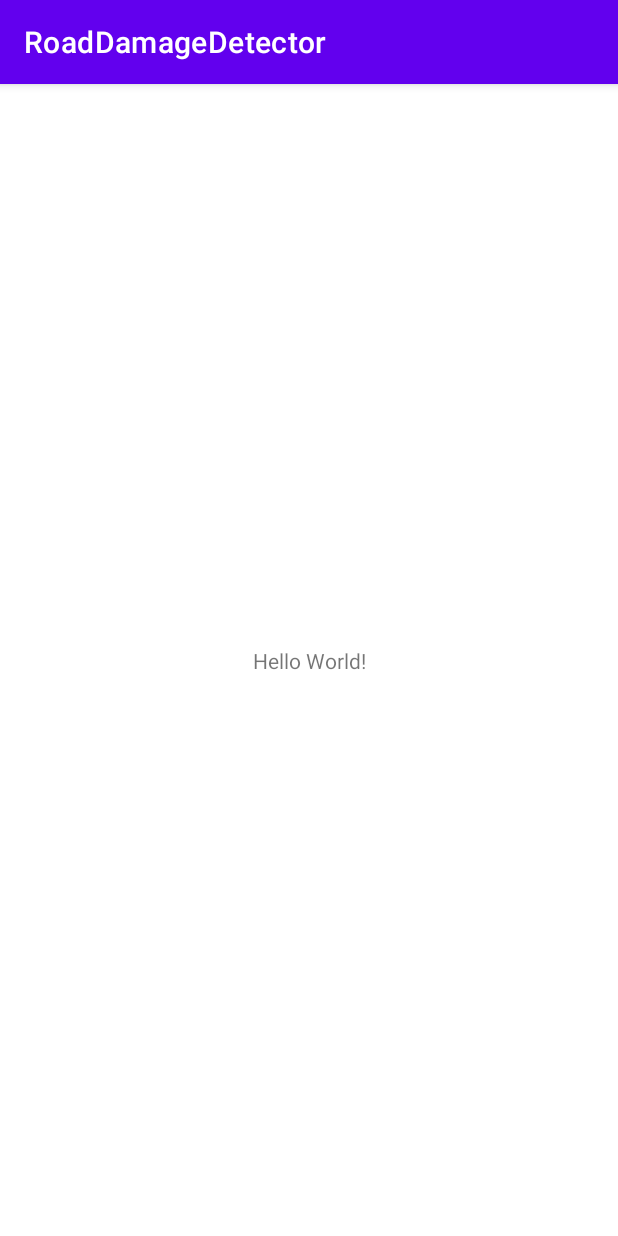
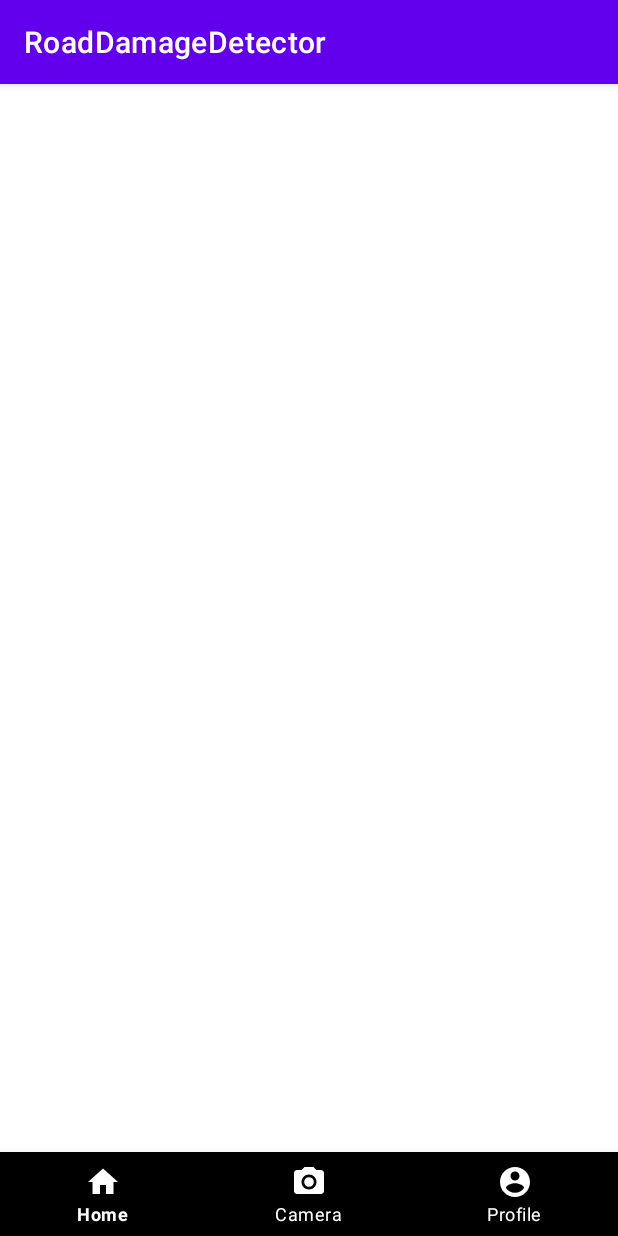
Before and after one commit to fadelpamungkas/RoadDamageDetector, an Android app: the screen it shows after launch (MainActivity), on a phone screen of 412 x 824 dp. Run offline under Robolectric (Android 15) with nearby library versions, the phone set to English and light mode, and no system bars.

Commit message:
Add Buttom Navigation and Profile

```diff
--- a/app/build.gradle
+++ b/app/build.gradle
@@ -39,6 +39,11 @@ dependencies {
     implementation 'androidx.appcompat:appcompat:1.2.0'
     implementation 'com.google.android.material:material:1.3.0'
     implementation 'androidx.constraintlayout:constraintlayout:2.0.4'
+
+    implementation 'de.hdodenhof:circleimageview:3.1.0'
+
+    implementation 'com.google.android.material:material:1.4.0-alpha02'
+
     testImplementation 'junit:junit:4.+'
     androidTestImplementation 'androidx.test.ext:junit:1.1.2'
     androidTestImplementation 'androidx.test.espresso:espresso-core:3.3.0'
--- a/app/src/main/AndroidManifest.xml
+++ b/app/src/main/AndroidManifest.xml
@@ -9,6 +9,7 @@
         android:roundIcon="@mipmap/ic_launcher_round"
         android:supportsRtl="true"
         android:theme="@style/Theme.RoadDamageDetector">
+        <activity android:name=".ProfileActivity"></activity>
         <activity android:name=".MainActivity">
             <intent-filter>
                 <action android:name="android.intent.action.MAIN" />
--- /dev/null
+++ b/app/src/main/res/drawable/ic_baseline_account_circle_24.xml
@@ -0,0 +1,5 @@
+<vector android:height="24dp" android:tint="#FFFFFF"
+    android:viewportHeight="24" android:viewportWidth="24"
+    android:width="24dp" xmlns:android="http://schemas.android.com/apk/res/android">
+    <path android:fillColor="@android:color/white" android:pathData="M12,2C6.48,2 2,6.48 2,12s4.48,10 10,10 10,-4.48 10,-10S17.52,2 12,2zM12,5c1.66,0 3,1.34 3,3s-1.34,3 -3,3 -3,-1.34 -3,-3 1.34,-3 3,-3zM12,19.2c-2.5,0 -4.71,-1.28 -6,-3.22 0.03,-1.99 4,-3.08 6,-3.08 1.99,0 5.97,1.09 6,3.08 -1.29,1.94 -3.5,3.22 -6,3.22z"/>
+</vector>
--- /dev/null
+++ b/app/src/main/res/drawable/ic_baseline_home_24.xml
@@ -0,0 +1,5 @@
+<vector android:height="24dp" android:tint="#FFFFFF"
+    android:viewportHeight="24" android:viewportWidth="24"
+    android:width="24dp" xmlns:android="http://schemas.android.com/apk/res/android">
+    <path android:fillColor="@android:color/white" android:pathData="M10,20v-6h4v6h5v-8h3L12,3 2,12h3v8z"/>
+</vector>
--- /dev/null
+++ b/app/src/main/res/drawable/ic_baseline_photo_camera_24.xml
@@ -0,0 +1,6 @@
+<vector android:height="24dp" android:tint="#FFFFFF"
+    android:viewportHeight="24" android:viewportWidth="24"
+    android:width="24dp" xmlns:android="http://schemas.android.com/apk/res/android">
+    <path android:fillColor="@android:color/white" android:pathData="M12,12m-3.2,0a3.2,3.2 0,1 1,6.4 0a3.2,3.2 0,1 1,-6.4 0"/>
+    <path android:fillColor="@android:color/white" android:pathData="M9,2L7.17,4L4,4c-1.1,0 -2,0.9 -2,2v12c0,1.1 0.9,2 2,2h16c1.1,0 2,-0.9 2,-2L22,6c0,-1.1 -0.9,-2 -2,-2h-3.17L15,2L9,2zM12,17c-2.76,0 -5,-2.24 -5,-5s2.24,-5 5,-5 5,2.24 5,5 -2.24,5 -5,5z"/>
+</vector>
--- /dev/null
+++ b/app/src/main/res/drawable/selector.xml
@@ -0,0 +1,5 @@
+<?xml version="1.0" encoding="utf-8"?>
+<selector xmlns:android="http://schemas.android.com/apk/res/android">
+    <item android:color="@android:color/white" android:state_checked="true"/>
+    <item android:color="@color/white"/>
+</selector>
--- a/app/src/main/res/layout/activity_main.xml
+++ b/app/src/main/res/layout/activity_main.xml
@@ -1,18 +1,26 @@
 <?xml version="1.0" encoding="utf-8"?>
-<androidx.constraintlayout.widget.ConstraintLayout xmlns:android="http://schemas.android.com/apk/res/android"
+<RelativeLayout xmlns:android="http://schemas.android.com/apk/res/android"
     xmlns:app="http://schemas.android.com/apk/res-auto"
     xmlns:tools="http://schemas.android.com/tools"
     android:layout_width="match_parent"
     android:layout_height="match_parent"
     tools:context=".MainActivity">
 
-    <TextView
-        android:layout_width="wrap_content"
+    <FrameLayout
+        android:id="@+id/fl_container"
+        android:layout_width="match_parent"
+        android:layout_height="match_parent"
+        app:layout_behavior="@string/appbar_scrolling_view_behavior" />
+
+    <com.google.android.material.bottomnavigation.BottomNavigationView
+        android:id="@+id/bn_main"
+        android:layout_width="match_parent"
         android:layout_height="wrap_content"
-        android:text="Hello World!"
-        app:layout_constraintBottom_toBottomOf="parent"
-        app:layout_constraintLeft_toLeftOf="parent"
-        app:layout_constraintRight_toRightOf="parent"
-        app:layout_constraintTop_toTopOf="parent" />
+        android:layout_alignParentBottom="true"
+        android:background="@color/black"
+        app:itemIconTint="@drawable/selector"
+        app:itemTextColor="@drawable/selector"
+        app:menu="@menu/bottomnavigation_menu" />
 
-</androidx.constraintlayout.widget.ConstraintLayout>
+
+</RelativeLayout>
--- /dev/null
+++ b/app/src/main/res/menu/bottomnavigation_menu.xml
@@ -0,0 +1,16 @@
+<?xml version="1.0" encoding="utf-8"?>
+<menu xmlns:android="http://schemas.android.com/apk/res/android">
+    <item
+        android:id="@+id/home_menu"
+        android:title="@string/home"
+        android:icon="@drawable/ic_baseline_home_24"/>
+    <item
+        android:id="@+id/camera_menu"
+        android:title="@string/camera"
+        android:icon="@drawable/ic_baseline_photo_camera_24"/>
+    <item
+        android:id="@+id/profile_menu"
+        android:title="@string/profile"
+        android:icon="@drawable/ic_baseline_account_circle_24"/>
+
+</menu>
--- a/app/src/main/res/values/strings.xml
+++ b/app/src/main/res/values/strings.xml
@@ -1,3 +1,12 @@
 <resources>
     <string name="app_name">RoadDamageDetector</string>
+
+    <string name="name">Name</string>
+    <string name="email">Email</string>
+
+    <string name="home">Home</string>
+    <string name="camera">Camera</string>
+    <string name="search">Search</string>
+    <string name="profile">Profile</string>
+    <string name="settings">Settings</string>
 </resources>
```
Also changed, not shown: app/src/main/java/com/example/roaddamagedetector/ProfileActivity.kt (added, +11 -0 lines), app/src/main/res/layout/activity_profile.xml (added, +50 -0 lines), app/src/main/res/values/style.xml (added, +17 -0 lines).
